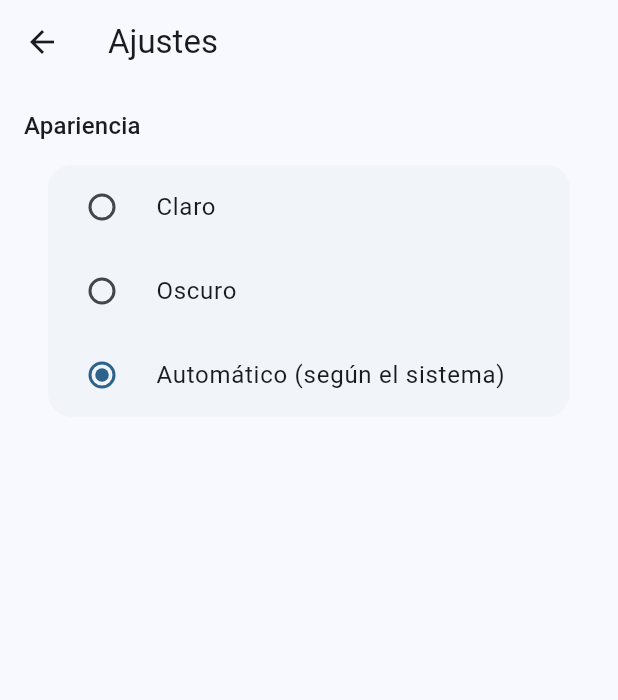
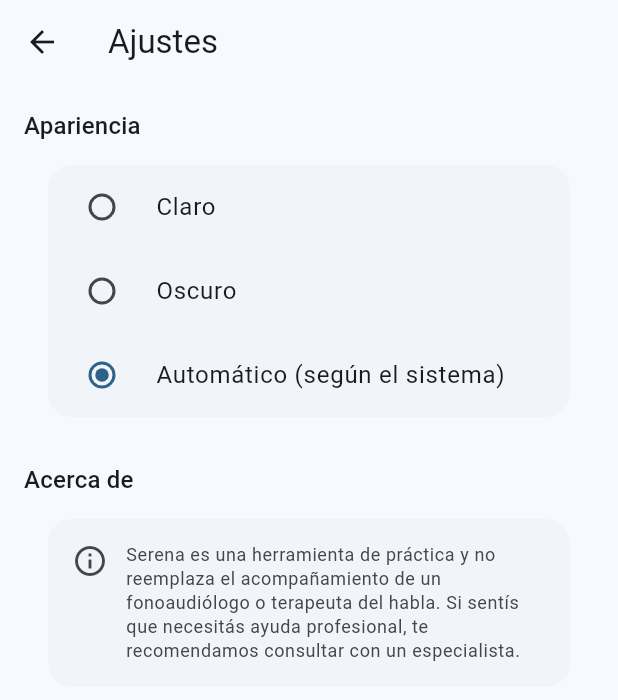
Before and after one commit to Jair-dev57/serena, a Flutter app: the screen it shows after launch, in the side drawer, after a tap on "Ajustes", on a phone screen of 412 x 824 dp. Shown: the top 700 px of the screen. Run offline on Flutter 3.47's test engine with Material 3 defaults, Android fonts, the phone set to English and light mode, and no system bars; our stand-ins replace audioplayers, shared_preferences, sqflite; missing offline and left inert: record; accounts and stored records are empty.

Commit message:
Agrega meta semanal, aviso legal en Ajustes, corrige advertencias de flutter analyze y agrega path_provider al pubspec

```diff
--- a/lib/screens/settings_screen.dart
+++ b/lib/screens/settings_screen.dart
@@ -49,6 +49,38 @@
                   ],
                 ),
               ),
+              const SizedBox(height: 24),
+              Text('Acerca de', style: Theme.of(context).textTheme.titleMedium),
+              const SizedBox(height: 8),
+              Card(
+                elevation: 0,
+                color: Theme.of(context).colorScheme.surfaceContainerLow,
+                shape: RoundedRectangleBorder(borderRadius: BorderRadius.circular(16)),
+                child: Padding(
+                  padding: const EdgeInsets.all(16),
+                  child: Row(
+                    crossAxisAlignment: CrossAxisAlignment.start,
+                    children: [
+                      Icon(
+                        Icons.info_outline,
+                        color: Theme.of(context).colorScheme.onSurfaceVariant,
+                      ),
+                      const SizedBox(width: 12),
+                      Expanded(
+                        child: Text(
+                          'Serena es una herramienta de práctica y no reemplaza el '
+                          'acompañamiento de un fonoaudiólogo o terapeuta del habla. Si '
+                          'sentís que necesitás ayuda profesional, te recomendamos '
+                          'consultar con un especialista.',
+                          style: Theme.of(context).textTheme.bodySmall?.copyWith(
+                                color: Theme.of(context).colorScheme.onSurfaceVariant,
+                              ),
+                        ),
+                      ),
+                    ],
+                  ),
+                ),
+              ),
             ],
           );
         },
```
